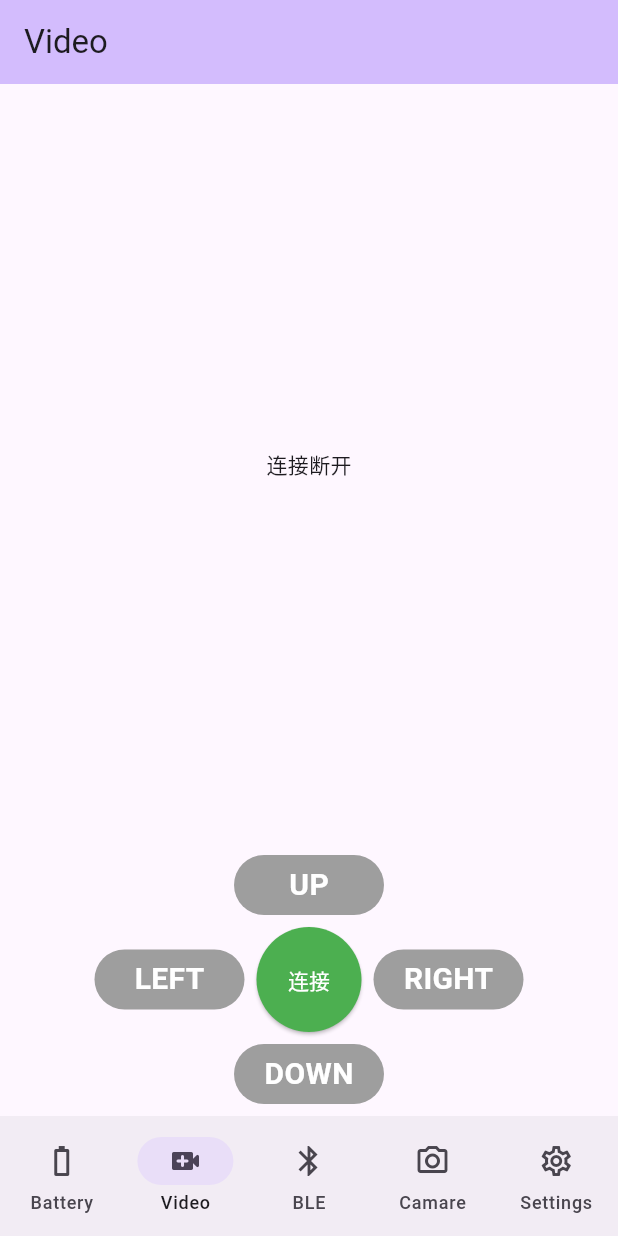
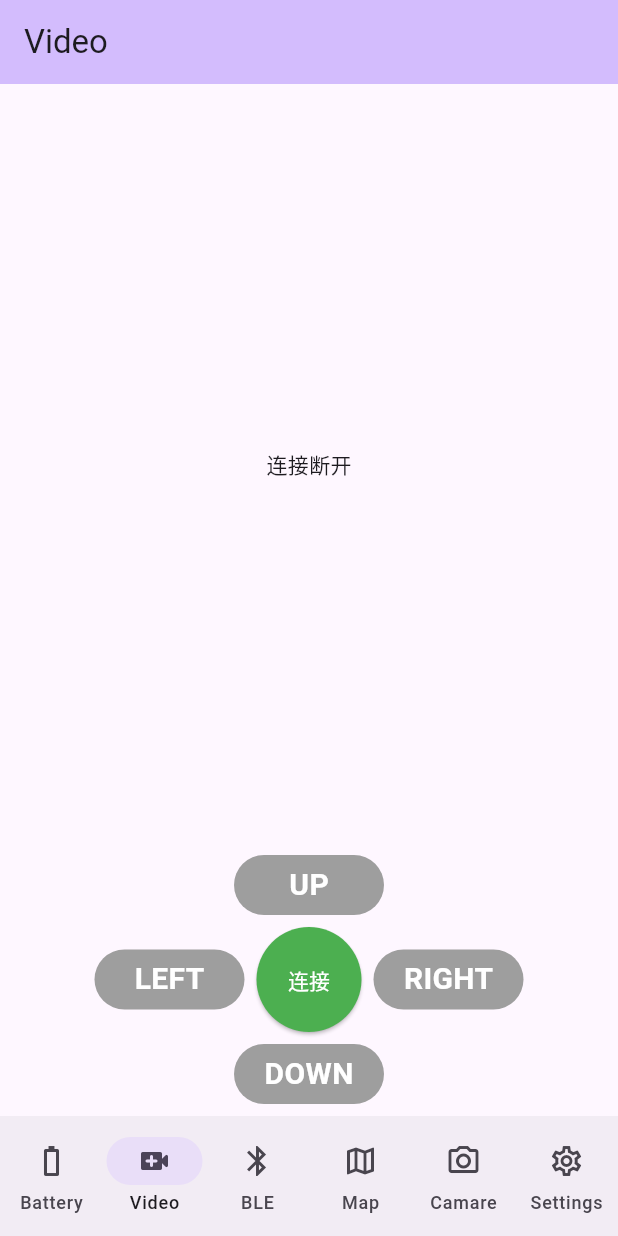
Before and after one commit to ninthingz/sign_in_life, a Flutter app: the screen it shows after launch, item 2 of the bottom bar chosen, on a phone screen of 412 x 824 dp. Run offline on Flutter 3.47's test engine with Material 3 defaults, Android fonts, the phone set to English and light mode, and no system bars; our stand-ins replace camera, flutter_blue_plus, permission_handler, shared_preferences.

```diff
--- a/lib/main.dart
+++ b/lib/main.dart
@@ -4,6 +4,7 @@ import 'package:sign_in_life/widgets/battery_page.dart';
 import 'package:sign_in_life/state/app_state.dart';
 import 'package:sign_in_life/widgets/ble_page.dart';
 import 'package:sign_in_life/widgets/camera_page.dart';
+import 'package:sign_in_life/widgets/map_page.dart';
 import 'package:sign_in_life/widgets/settings_page.dart';
 import 'package:sign_in_life/widgets/video_page.dart';
 
@@ -46,6 +47,7 @@ class _MainPageState extends State<MainPage> {
     BatteryPage(),
     VideoPage(),
     BlePage(),
+    MapPage(),
     CameraScreen(),
     SettingsPage(),
   ];
@@ -85,6 +87,11 @@ const _navBarItems = [
     label: 'BLE',
   ),
   NavigationDestination(
+    icon: Icon(Icons.map_outlined),
+    selectedIcon: Icon(Icons.map_rounded),
+    label: 'Map',
+  ),
+  NavigationDestination(
     icon: Icon(Icons.camera_alt_outlined),
     selectedIcon: Icon(Icons.camera_alt_rounded),
     label: 'Camare',
```
Also changed, not shown: lib/widgets/map_page.dart (added, +37 -0 lines), 1 other file.
